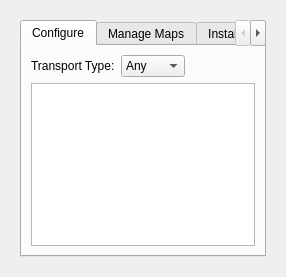
Old version of the form src/plugins/runner/monav/MonavConfigWidget.ui in the repository KDE/marble.
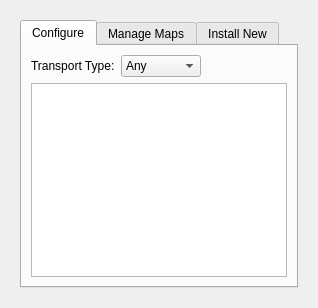
New version of the form.

Commit message: More space for the config dialog on the N900.

What changed in the file:
```diff
--- a/src/plugins/runner/monav/MonavConfigWidget.ui
+++ b/src/plugins/runner/monav/MonavConfigWidget.ui
@@ -10,6 +10,12 @@
     <height>277</height>
    </rect>
   </property>
+  <property name="sizePolicy">
+   <sizepolicy hsizetype="MinimumExpanding" vsizetype="MinimumExpanding">
+    <horstretch>0</horstretch>
+    <verstretch>0</verstretch>
+   </sizepolicy>
+  </property>
   <property name="windowTitle">
    <string>Monav Configuration</string>
   </property>
@@ -27,6 +33,12 @@
           <number>0</number>
          </property>
          <widget class="QWidget" name="tab">
+          <property name="sizePolicy">
+           <sizepolicy hsizetype="MinimumExpanding" vsizetype="MinimumExpanding">
+            <horstretch>0</horstretch>
+            <verstretch>0</verstretch>
+           </sizepolicy>
+          </property>
           <attribute name="title">
            <string>Configure</string>
           </attribute>
@@ -52,6 +64,12 @@
            </item>
            <item row="1" column="0" colspan="3">
             <widget class="QTableView" name="m_configureMapsListView">
+             <property name="sizePolicy">
+              <sizepolicy hsizetype="MinimumExpanding" vsizetype="MinimumExpanding">
+               <horstretch>0</horstretch>
+               <verstretch>0</verstretch>
+              </sizepolicy>
+             </property>
              <property name="horizontalScrollBarPolicy">
               <enum>Qt::ScrollBarAlwaysOff</enum>
              </property>
```
Left out of the diff: 12 changed lines with no effect on the pictures. The commit also changes 1 other file.
